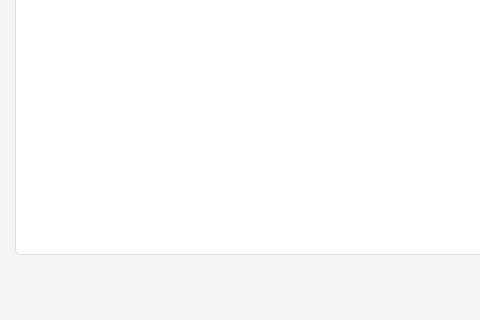
First picture: the form in ui/main_screen.ui, repository fqscfqj/MO2-Batch-Plugin-Cleane-CN, before the edit; both pictures show x 0 to 480 and y 280 to 600 of the 900 by 600 pixel window.
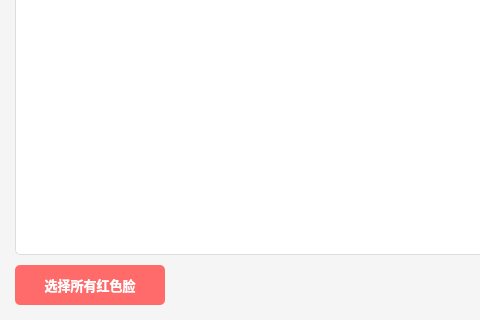
Second picture: the form after the edit.

Commit message: 添加“选择所有红色脸”按钮，优化插件选择功能；调整数据更新逻辑，确保单元格状态正确触发

Diff of the .ui file:
```diff
--- a/ui/main_screen.ui
+++ b/ui/main_screen.ui
@@ -126,6 +126,44 @@
      <property name="spacing">
       <number>10</number>
      </property>
+     <item>
+      <widget class="QPushButton" name="selectDirtyButton">
+       <property name="minimumSize">
+        <size>
+         <width>150</width>
+         <height>40</height>
+        </size>
+       </property>
+       <property name="font">
+        <font>
+         <pointsize>10</pointsize>
+         <weight>75</weight>
+         <bold>true</bold>
+        </font>
+       </property>
+       <property name="styleSheet">
+        <string>QPushButton {
+   background-color: #FF6B6B;
+   color: white;
+   border: none;
+   border-radius: 5px;
+   padding: 5px;
+}
+QPushButton:hover {
+   background-color: #FF5252;
+}
+QPushButton:pressed {
+   background-color: #E53935;
+}</string>
+       </property>
+       <property name="text">
+        <string>选择所有红色脸</string>
+       </property>
+       <property name="autoDefault">
+        <bool>false</bool>
+       </property>
+      </widget>
+     </item>
      <item>
       <spacer name="horizontalSpacer">
        <property name="orientation">
```
The commit also changes 2 other files.
